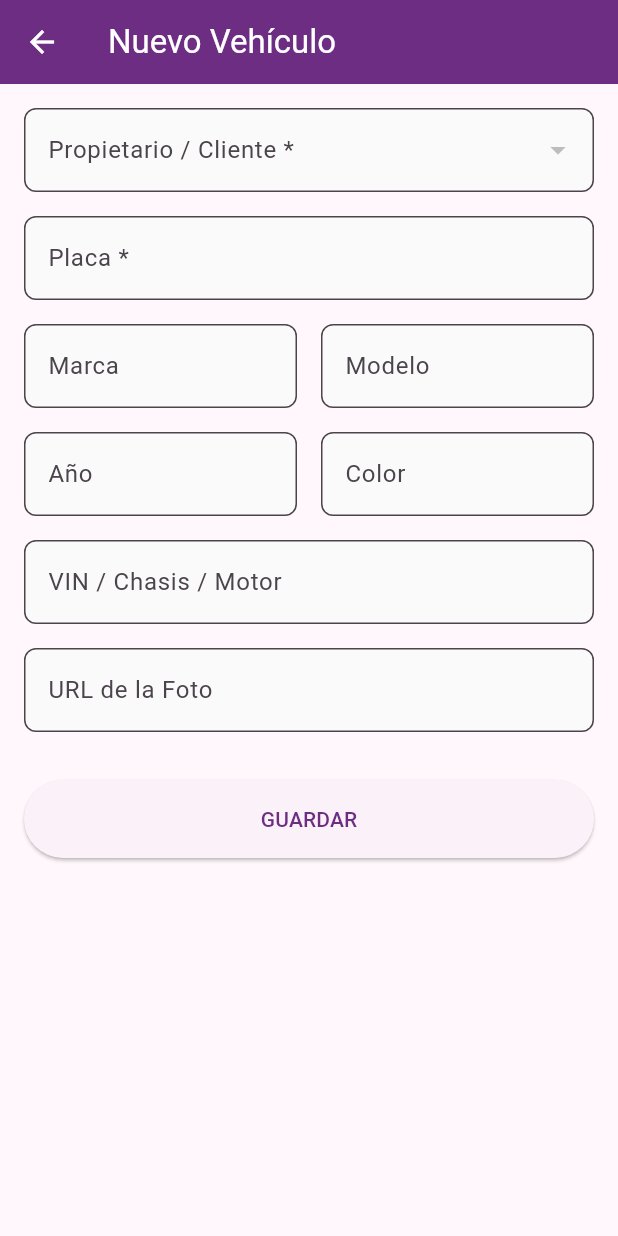
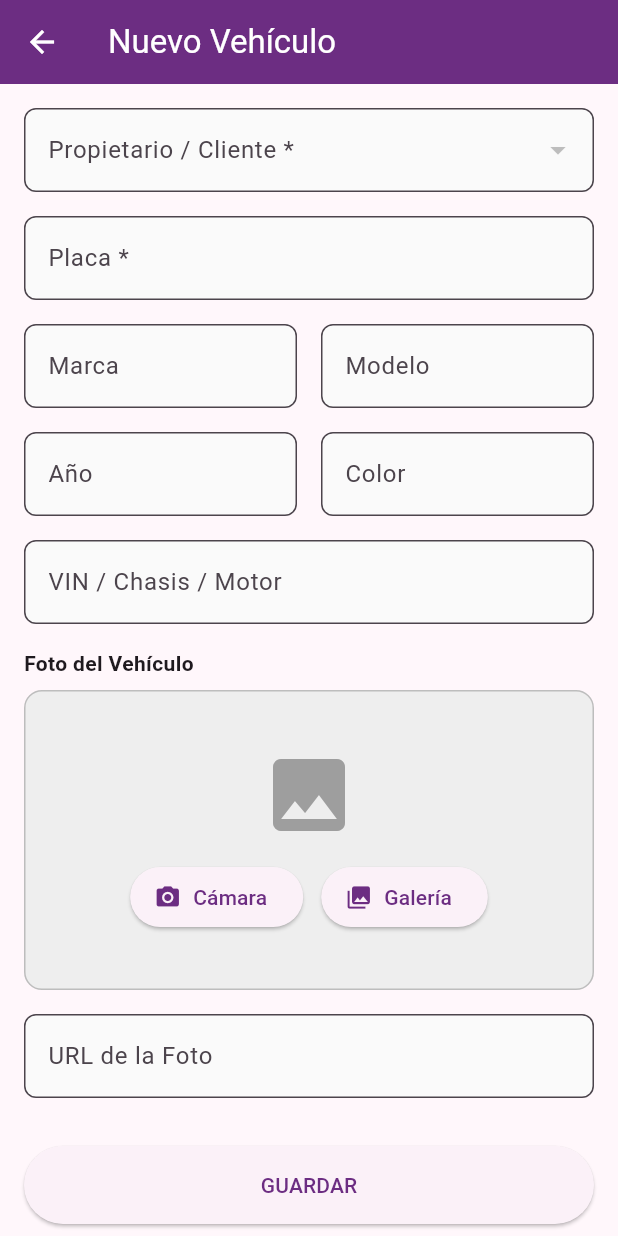
Before and after one commit to RiyanPC/marron_motors, a Flutter app: the VehiculoFormPage screen opened directly, on a phone screen of 412 x 824 dp. Run offline on Flutter 3.47's test engine with Material 3 defaults, Android fonts, the phone set to English and light mode, and no system bars; our stand-ins replace image_picker; network calls fail.

Commit message:
feat: subir imagenes

```diff
--- a/lib/core/api_config.dart
+++ b/lib/core/api_config.dart
@@ -12,4 +12,5 @@ class ApiConfig {
   static const String vehiculosEditar = '$baseUrl/vehiculos/editar.php';
   static const String itemsCrear = '$baseUrl/items/crear.php';
   static const String itemsEditar = '$baseUrl/items/editar.php';
+  static const String uploadImage = '$baseUrl/uploads/upload_image.php';
 }
--- a/lib/ui/pages/vehiculo_form_page.dart
+++ b/lib/ui/pages/vehiculo_form_page.dart
@@ -1,4 +1,6 @@
+import 'dart:io';
 import 'package:flutter/material.dart';
+import 'package:image_picker/image_picker.dart';
 import '../../models/vehiculo.dart';
 import '../../models/cliente.dart';
 import '../../services/data_repository.dart';
@@ -16,6 +18,9 @@ class _VehiculoFormPageState extends State<VehiculoFormPage> {
   final _repository = DataRepository();
   bool _saving = false;
   bool _loadingClientes = true;
+  bool _uploadingImage = false;
+  File? _imageFile;
+  final ImagePicker _picker = ImagePicker();
 
   late TextEditingController _placaController;
   late TextEditingController _marcaController;
@@ -54,6 +59,42 @@ class _VehiculoFormPageState extends State<VehiculoFormPage> {
       });
     } catch (e) {
       setState(() => _loadingClientes = false);
+    }
+  }
+
+  Future<void> _pickImage(ImageSource source) async {
+    final XFile? pickedFile = await _picker.pickImage(
+      source: source,
+      imageQuality: 70,
+    );
+    if (pickedFile != null) {
+      setState(() => _imageFile = File(pickedFile.path));
+      _uploadImage();
+    }
+  }
+
+  Future<void> _uploadImage() async {
+    if (_imageFile == null) return;
+
+    setState(() => _uploadingImage = true);
+    try {
+      final url = await _repository.uploadImage(_imageFile!);
+      if (url != null) {
+        setState(() {
+          _fotoController.text = url;
+        });
+        ScaffoldMessenger.of(context).showSnackBar(
+          const SnackBar(content: Text('Imagen subida correctamente')),
+        );
+      } else {
+        throw Exception('Error al subir la imagen');
+      }
+    } catch (e) {
+      ScaffoldMessenger.of(
+        context,
+      ).showSnackBar(SnackBar(content: Text('Error: $e')));
+    } finally {
+      setState(() => _uploadingImage = false);
     }
   }
 
@@ -189,11 +230,90 @@ class _VehiculoFormPageState extends State<VehiculoFormPage> {
                       ),
                     ),
                     const SizedBox(height: 16),
+                    const Text(
+                      'Foto del Vehículo',
+                      style: TextStyle(fontWeight: FontWeight.bold),
+                    ),
+                    const SizedBox(height: 8),
+                    if (_fotoController.text.isNotEmpty)
+                      Stack(
+                        children: [
+                          Container(
+                            height: 200,
+                            width: double.infinity,
+                            decoration: BoxDecoration(
+                              borderRadius: BorderRadius.circular(12),
+                              image: DecorationImage(
+                                image: NetworkImage(_fotoController.text),
+                                fit: BoxFit.cover,
+                              ),
+                            ),
+                          ),
+                          Positioned(
+                            top: 8,
+                            right: 8,
+                            child: CircleAvatar(
+                              backgroundColor: Colors.white,
+                              child: IconButton(
+                                icon: const Icon(
+                                  Icons.delete,
+                                  color: Colors.red,
+                                ),
+                                onPressed: () =>
+                                    setState(() => _fotoController.clear()),
+                              ),
+                            ),
+                          ),
+                        ],
+                      )
+                    else
+                      Container(
+                        height: 200,
+                        decoration: BoxDecoration(
+                          color: Colors.grey.shade200,
+                          borderRadius: BorderRadius.circular(12),
+                          border: Border.all(color: Colors.grey.shade400),
+                        ),
+                        child: _uploadingImage
+                            ? const Center(child: CircularProgressIndicator())
+                            : Column(
+                                mainAxisAlignment: MainAxisAlignment.center,
+                                children: [
+                                  const Icon(
+                                    Icons.image,
+                                    size: 64,
+                                    color: Colors.grey,
+                                  ),
+                                  const SizedBox(height: 12),
+                                  Row(
+                                    mainAxisAlignment: MainAxisAlignment.center,
+                                    children: [
+                                      ElevatedButton.icon(
+                                        onPressed: () =>
+                                            _pickImage(ImageSource.camera),
+                                        icon: const Icon(Icons.camera_alt),
+                                        label: const Text('Cámara'),
+                                      ),
+                                      const SizedBox(width: 12),
+                                      ElevatedButton.icon(
+                                        onPressed: () =>
+                                            _pickImage(ImageSource.gallery),
+                                        icon: const Icon(Icons.photo_library),
+                                        label: const Text('Galería'),
+                                      ),
+                                    ],
+                                  ),
+                                ],
+                              ),
+                      ),
+                    const SizedBox(height: 16),
                     TextFormField(
                       controller: _fotoController,
+                      readOnly: true,
                       decoration: const InputDecoration(
                         labelText: 'URL de la Foto',
-                        hintText: 'https://ejemplo.com/foto.jpg',
+                        hintText:
+                            'Se generará automáticamente al subir una foto',
                       ),
                     ),
                     const SizedBox(height: 32),
--- a/pubspec.yaml
+++ b/pubspec.yaml
@@ -37,6 +37,8 @@ dependencies:
   http: ^1.2.1
   intl: ^0.19.0
   url_launcher: ^6.3.2
+  image_picker: ^1.2.1
+  http_parser: ^4.1.2
 
 dev_dependencies:
   flutter_test:
```
Also changed, not shown: lib/services/api_service.dart (+44 -0 lines), lib/services/data_repository.dart (+9 -0 lines), pubspec.lock, 6 other files.
